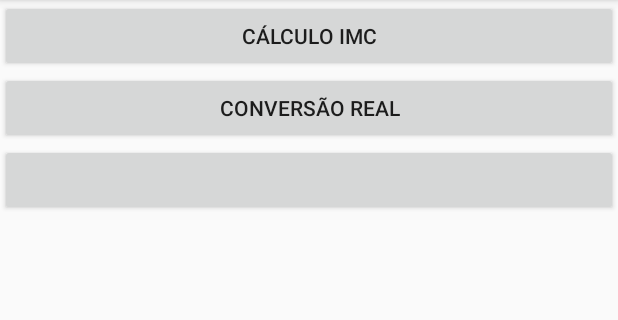
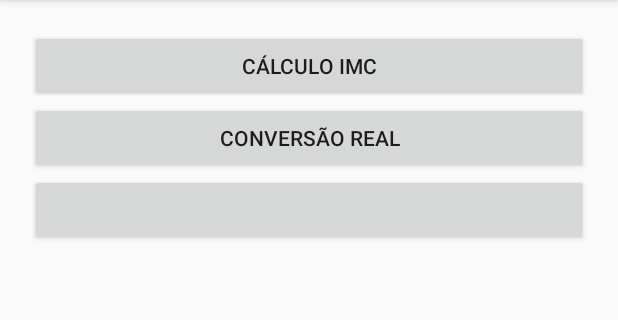
Before and after one commit to MarceloRezin/utilitarios, an Android app: the screen it shows after launch (MainActivity), on a phone screen of 412 x 824 dp, the part 84-404 px from its top. Run offline under Robolectric (Android 15) with nearby library versions, the phone set to English and light mode, and no system bars.

Commit message:
Margem dos botões

```diff
--- a/app/src/main/res/layout/activity_main.xml
+++ b/app/src/main/res/layout/activity_main.xml
@@ -11,6 +11,7 @@
         android:layout_width="match_parent"
         android:layout_height="match_parent"
         android:orientation="vertical"
+        android:layout_marginTop="20dp"
         >
 
         <Button
@@ -18,6 +19,8 @@
             android:layout_width="match_parent"
             android:layout_height="wrap_content"
             android:text="Cálculo IMC"
+            android:layout_marginLeft="20dp"
+            android:layout_marginRight="20dp"
             />
 
         <Button
@@ -25,11 +28,16 @@
             android:layout_width="match_parent"
             android:layout_height="wrap_content"
             android:text="Conversão Real"
+            android:layout_marginLeft="20dp"
+            android:layout_marginRight="20dp"
             />
 
         <Button
             android:layout_width="match_parent"
-            android:layout_height="wrap_content" />
+            android:layout_height="wrap_content"
+            android:layout_marginLeft="20dp"
+            android:layout_marginRight="20dp"
+            />
 
     </LinearLayout>
 
```
